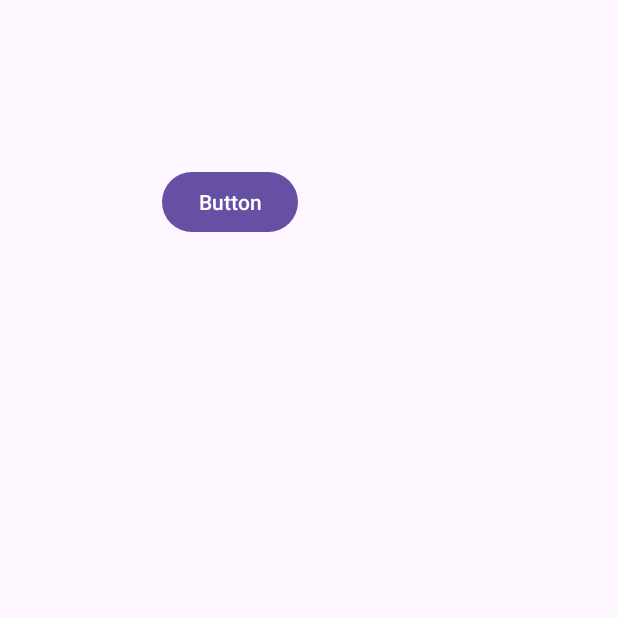
After one commit to DanielHernandez627/MedicineApp, an Android app: the menuPrincipal screen opened directly, with no data from a screen before it, on a phone screen of 412 x 824 dp, the top half of it. The commit adds this screen. Run offline under Robolectric (Android 15) with nearby library versions, the phone set to English and light mode, and no system bars; our stand-ins replace Firebase (no records; nobody signed in at launch, a user with empty details on screens opened directly).

Commit message:
Autenticacion inicial

```diff
--- a/Aplicacion/app/build.gradle.kts
+++ b/Aplicacion/app/build.gradle.kts
@@ -1,6 +1,7 @@
 plugins {
     alias(libs.plugins.android.application)
     alias(libs.plugins.jetbrains.kotlin.android)
+    alias(libs.plugins.google.gms.google.services)
 }
 
 android {
@@ -36,12 +37,12 @@ android {
 }
 
 dependencies {
-
     implementation(libs.androidx.core.ktx)
     implementation(libs.androidx.appcompat)
     implementation(libs.material)
     implementation(libs.androidx.activity)
     implementation(libs.androidx.constraintlayout)
+    implementation(libs.firebase.auth)
     testImplementation(libs.junit)
     androidTestImplementation(libs.androidx.junit)
     androidTestImplementation(libs.androidx.espresso.core)
--- a/Aplicacion/app/src/main/AndroidManifest.xml
+++ b/Aplicacion/app/src/main/AndroidManifest.xml
@@ -1,6 +1,8 @@
 <?xml version="1.0" encoding="utf-8"?>
 <manifest xmlns:android="http://schemas.android.com/apk/res/android"
     xmlns:tools="http://schemas.android.com/tools">
+
+    <uses-permission android:name="android.permission.INTERNET" />
 
     <application
         android:allowBackup="true"
@@ -12,6 +14,9 @@
         android:supportsRtl="true"
         android:theme="@style/Theme.Deliverycontrol"
         tools:targetApi="31">
+        <activity
+            android:name=".menuPrincipal"
+            android:exported="false" />
         <activity
             android:name=".Login"
             android:exported="false" />
--- /dev/null
+++ b/Aplicacion/app/src/main/java/com/madicine/deliverycontrol/menuPrincipal.kt
@@ -0,0 +1,47 @@
+package com.madicine.deliverycontrol
+
+import android.os.Bundle
+import android.widget.Button
+import android.widget.TextView
+import androidx.activity.enableEdgeToEdge
+import androidx.appcompat.app.AppCompatActivity
+import androidx.core.view.ViewCompat
+import androidx.core.view.WindowInsetsCompat
+import com.google.firebase.auth.FirebaseAuth
+
+class menuPrincipal : AppCompatActivity() {
+
+    private lateinit var tl_email2 : TextView
+    private lateinit var tl_provider : TextView
+    private lateinit var btn_cerrar : Button
+
+    override fun onCreate(savedInstanceState: Bundle?) {
+        super.onCreate(savedInstanceState)
+        enableEdgeToEdge()
+        setContentView(R.layout.activity_menu_principal)
+        ViewCompat.setOnApplyWindowInsetsListener(findViewById(R.id.main)) { v, insets ->
+            val systemBars = insets.getInsets(WindowInsetsCompat.Type.systemBars())
+            v.setPadding(systemBars.left, systemBars.top, systemBars.right, systemBars.bottom)
+            insets
+        }
+
+        tl_email2 = findViewById(R.id.tl_email2)
+        tl_provider = findViewById(R.id.tl_provider)
+        btn_cerrar = findViewById(R.id.btn_cerrar)
+
+        val bundle = intent.extras
+        val email = bundle?.getString("email")
+        val provider = bundle?.getString("provider")
+        setup(email ?: "",provider ?: "" )
+    }
+
+    private fun setup(email: String, provider: String){
+        tl_email2.text = email
+        tl_provider.text = provider
+
+        btn_cerrar.setOnClickListener{
+            FirebaseAuth.getInstance().signOut()
+            onBackPressed()
+        }
+    }
+}
--- /dev/null
+++ b/Aplicacion/app/src/main/res/layout/activity_menu_principal.xml
@@ -0,0 +1,39 @@
+<?xml version="1.0" encoding="utf-8"?>
+<androidx.constraintlayout.widget.ConstraintLayout xmlns:android="http://schemas.android.com/apk/res/android"
+    xmlns:app="http://schemas.android.com/apk/res-auto"
+    xmlns:tools="http://schemas.android.com/tools"
+    android:id="@+id/main"
+    android:layout_width="match_parent"
+    android:layout_height="match_parent"
+    tools:context=".menuPrincipal">
+
+    <TextView
+        android:id="@+id/tl_email2"
+        android:layout_width="wrap_content"
+        android:layout_height="wrap_content"
+        android:layout_marginTop="24dp"
+        android:text="TextView"
+        app:layout_constraintEnd_toEndOf="parent"
+        app:layout_constraintStart_toStartOf="parent"
+        app:layout_constraintTop_toTopOf="parent" />
+
+    <TextView
+        android:id="@+id/tl_provider"
+        android:layout_width="wrap_content"
+        android:layout_height="wrap_content"
+        android:layout_marginTop="24dp"
+        android:text="TextView"
+        app:layout_constraintEnd_toEndOf="parent"
+        app:layout_constraintStart_toStartOf="parent"
+        app:layout_constraintTop_toBottomOf="@+id/tl_email2" />
+
+    <Button
+        android:id="@+id/btn_cerrar"
+        android:layout_width="wrap_content"
+        android:layout_height="wrap_content"
+        android:layout_marginStart="108dp"
+        android:layout_marginTop="24dp"
+        android:text="Button"
+        app:layout_constraintStart_toStartOf="parent"
+        app:layout_constraintTop_toBottomOf="@+id/tl_provider" />
+</androidx.constraintlayout.widget.ConstraintLayout>
--- a/Aplicacion/app/src/main/res/values/strings.xml
+++ b/Aplicacion/app/src/main/res/values/strings.xml
@@ -8,5 +8,4 @@
     <string name="tlEmail">Correo Electronico</string>
     <string name="tlPass">Contraseña</string>
     <string name="btnIniciarSesion">Inicio de Sesion</string>
-    <string name="client_id">485190195176-eqslfva3aq2bncunk18siqbd6os27rio.apps.googleusercontent.com</string>
 </resources>
--- a/Aplicacion/build.gradle.kts
+++ b/Aplicacion/build.gradle.kts
@@ -2,4 +2,5 @@
 plugins {
     alias(libs.plugins.android.application) apply false
     alias(libs.plugins.jetbrains.kotlin.android) apply false
+    alias(libs.plugins.google.gms.google.services) apply false
 }
```
Also changed, not shown: Aplicacion/app/src/main/java/com/madicine/deliverycontrol/Login.kt (+56 -0 lines), Aplicacion/app/src/main/java/com/madicine/deliverycontrol/MainActivity.kt (+32 -0 lines), Aplicacion/gradle/libs.versions.toml (+6 -2 lines).
